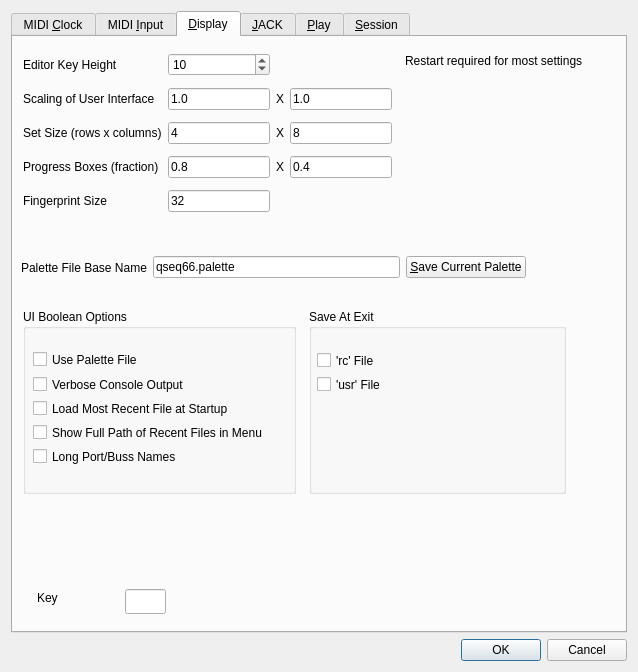
Qt form seq_qt5/forms/qseditoptions.ui (ahlstromcj/seq66) before a commit.
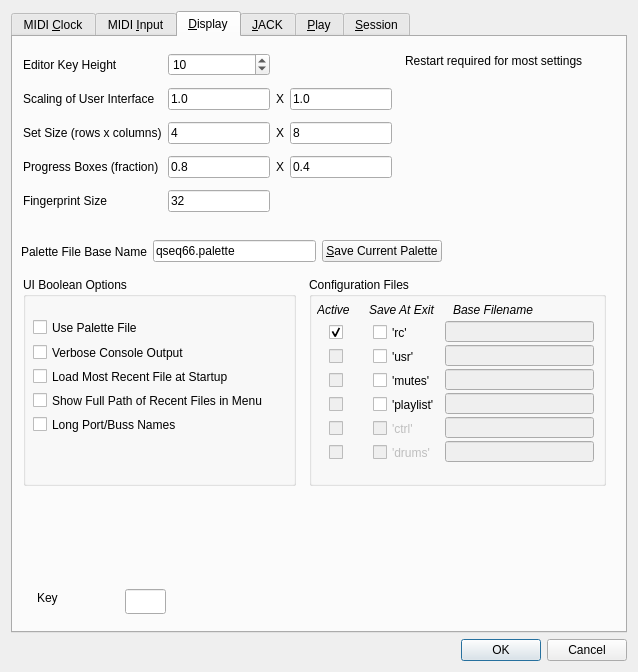
The same form after that commit. The open tabs and pages were chosen to show the change.

Commit message: Making configuration file UI settings and tightening configuration handling in progress.

```diff
--- a/seq_qt5/forms/qseditoptions.ui
+++ b/seq_qt5/forms/qseditoptions.ui
@@ -465,9 +465,9 @@
        <property name="geometry">
         <rect>
          <x>10</x>
-         <y>272</y>
+         <y>240</y>
          <width>273</width>
-         <height>185</height>
+         <height>209</height>
         </rect>
        </property>
        <property name="title">
@@ -787,8 +787,8 @@
        <property name="geometry">
         <rect>
          <x>8</x>
-         <y>216</y>
-         <width>505</width>
+         <y>200</y>
+         <width>421</width>
          <height>29</height>
         </rect>
        </property>
@@ -855,25 +855,25 @@
        <property name="geometry">
         <rect>
          <x>296</x>
-         <y>272</y>
-         <width>257</width>
-         <height>185</height>
+         <y>240</y>
+         <width>297</width>
+         <height>209</height>
         </rect>
        </property>
        <property name="title">
-        <string>Save At Exit</string>
+        <string>Configuration Files</string>
        </property>
        <widget class="QCheckBox" name="checkBoxSaveRc">
         <property name="geometry">
          <rect>
-          <x>8</x>
-          <y>40</y>
+          <x>64</x>
+          <y>44</y>
           <width>81</width>
           <height>23</height>
          </rect>
         </property>
         <property name="text">
-         <string>'rc' File</string>
+         <string>'rc'</string>
         </property>
        </widget>
        <widget class="QCheckBox" name="checkBoxSaveUsr">
@@ -882,14 +882,300 @@
         </property>
         <property name="geometry">
          <rect>
+          <x>64</x>
+          <y>68</y>
+          <width>81</width>
+          <height>23</height>
+         </rect>
+        </property>
+        <property name="text">
+         <string>'usr'</string>
+        </property>
+       </widget>
+       <widget class="QCheckBox" name="checkBoxSaveMutes">
+        <property name="geometry">
+         <rect>
+          <x>64</x>
+          <y>92</y>
+          <width>81</width>
+          <height>23</height>
+         </rect>
+        </property>
+        <property name="text">
+         <string>'mutes'</string>
+        </property>
+       </widget>
+       <widget class="QCheckBox" name="checkBoxSavePlaylist">
+        <property name="geometry">
+         <rect>
+          <x>64</x>
+          <y>116</y>
+          <width>81</width>
+          <height>23</height>
+         </rect>
+        </property>
+        <property name="text">
+         <string>'playlist'</string>
+        </property>
+       </widget>
+       <widget class="QCheckBox" name="checkBoxSaveCtrl">
+        <property name="enabled">
+         <bool>false</bool>
+        </property>
+        <property name="geometry">
+         <rect>
+          <x>64</x>
+          <y>140</y>
+          <width>81</width>
+          <height>23</height>
+         </rect>
+        </property>
+        <property name="text">
+         <string>'ctrl'</string>
+        </property>
+       </widget>
+       <widget class="QCheckBox" name="checkBoxSaveDrums">
+        <property name="enabled">
+         <bool>false</bool>
+        </property>
+        <property name="geometry">
+         <rect>
+          <x>64</x>
+          <y>164</y>
+          <width>81</width>
+          <height>23</height>
+         </rect>
+        </property>
+        <property name="text">
+         <string>'drums'</string>
+        </property>
+       </widget>
+       <widget class="QCheckBox" name="checkBoxActiveRc">
+        <property name="geometry">
+         <rect>
+          <x>20</x>
+          <y>44</y>
+          <width>25</width>
+          <height>23</height>
+         </rect>
+        </property>
+        <property name="text">
+         <string/>
+        </property>
+        <property name="checked">
+         <bool>true</bool>
+        </property>
+       </widget>
+       <widget class="QCheckBox" name="checkBoxActiveUsr">
+        <property name="enabled">
+         <bool>false</bool>
+        </property>
+        <property name="geometry">
+         <rect>
+          <x>20</x>
+          <y>68</y>
+          <width>25</width>
+          <height>23</height>
+         </rect>
+        </property>
+        <property name="text">
+         <string/>
+        </property>
+       </widget>
+       <widget class="QCheckBox" name="checkBoxActiveMutes">
+        <property name="enabled">
+         <bool>false</bool>
+        </property>
+        <property name="geometry">
+         <rect>
+          <x>20</x>
+          <y>92</y>
+          <width>25</width>
+          <height>23</height>
+         </rect>
+        </property>
+        <property name="text">
+         <string/>
+        </property>
+       </widget>
+       <widget class="QCheckBox" name="checkBoxActivePlaylist">
+        <property name="enabled">
+         <bool>false</bool>
+        </property>
+        <property name="geometry">
+         <rect>
+          <x>20</x>
+          <y>116</y>
+          <width>25</width>
+          <height>23</height>
+         </rect>
+        </property>
+        <property name="text">
+         <string/>
+        </property>
+       </widget>
+       <widget class="QCheckBox" name="checkBoxActiveCtrl">
+        <property name="enabled">
+         <bool>false</bool>
+        </property>
+        <property name="geometry">
+         <rect>
+          <x>20</x>
+          <y>140</y>
+          <width>25</width>
+          <height>23</height>
+         </rect>
+        </property>
+        <property name="text">
+         <string/>
+        </property>
+       </widget>
+       <widget class="QCheckBox" name="checkBoxActiveDrums">
+        <property name="enabled">
+         <bool>false</bool>
+        </property>
+        <property name="geometry">
+         <rect>
+          <x>20</x>
+          <y>164</y>
+          <width>25</width>
+          <height>23</height>
+         </rect>
+        </property>
+        <property name="text">
+         <string/>
+        </property>
+       </widget>
+       <widget class="QLabel" name="label_cfg_active">
+        <property name="geometry">
+         <rect>
           <x>8</x>
-          <y>64</y>
+          <y>24</y>
+          <width>45</width>
+          <height>17</height>
+         </rect>
+        </property>
+        <property name="font">
+         <font>
+          <italic>true</italic>
+         </font>
+        </property>
+        <property name="text">
+         <string>Active</string>
+        </property>
+       </widget>
+       <widget class="QLabel" name="label_cfg_save">
+        <property name="geometry">
+         <rect>
+          <x>60</x>
+          <y>24</y>
           <width>81</width>
-          <height>23</height>
+          <height>17</height>
          </rect>
         </property>
+        <property name="font">
+         <font>
+          <italic>true</italic>
+         </font>
+        </property>
         <property name="text">
-         <string>'usr' File</string>
+         <string>Save At Exit</string>
+        </property>
+       </widget>
+       <widget class="QLineEdit" name="lineEditRc">
+        <property name="enabled">
+         <bool>false</bool>
+        </property>
+        <property name="geometry">
+         <rect>
+          <x>136</x>
+          <y>44</y>
+          <width>149</width>
+          <height>21</height>
+         </rect>
+        </property>
+       </widget>
+       <widget class="QLineEdit" name="lineEditUsr">
+        <property name="enabled">
+         <bool>false</bool>
+        </property>
+        <property name="geometry">
+         <rect>
+          <x>136</x>
+          <y>68</y>
+          <width>149</width>
+          <height>21</height>
+         </rect>
+        </property>
+       </widget>
+       <widget class="QLineEdit" name="lineEditMutes">
+        <property name="enabled">
+         <bool>false</bool>
+        </property>
+        <property name="geometry">
+         <rect>
+          <x>136</x>
+          <y>92</y>
+          <width>149</width>
+          <height>21</height>
+         </rect>
+        </property>
+       </widget>
+       <widget class="QLineEdit" name="lineEditPlaylist">
+        <property name="enabled">
+         <bool>false</bool>
+        </property>
+        <property name="geometry">
+         <rect>
+          <x>136</x>
+          <y>116</y>
+          <width>149</width>
+          <height>21</height>
+         </rect>
+        </property>
+       </widget>
+       <widget class="QLineEdit" name="lineEditCtrl">
+        <property name="enabled">
+         <bool>false</bool>
+        </property>
+        <property name="geometry">
+         <rect>
+          <x>136</x>
+          <y>140</y>
+          <width>149</width>
+          <height>21</height>
+         </rect>
+        </property>
+       </widget>
+       <widget class="QLineEdit" name="lineEditDrums">
+        <property name="enabled">
+         <bool>false</bool>
+        </property>
+        <property name="geometry">
+         <rect>
+          <x>136</x>
+          <y>164</y>
+          <width>149</width>
+          <height>21</height>
+         </rect>
+        </property>
+       </widget>
+       <widget class="QLabel" name="label_cfg_basename">
+        <property name="geometry">
+         <rect>
+          <x>144</x>
+          <y>24</y>
+          <width>113</width>
+          <height>17</height>
+         </rect>
+        </property>
+        <property name="font">
+         <font>
+          <italic>true</italic>
+         </font>
+        </property>
+        <property name="text">
+         <string>Base Filename</string>
         </property>
        </widget>
       </widget>
```
Left out of the diff: 2 changed lines with no effect on the pictures. The commit also changes 26 other files.
